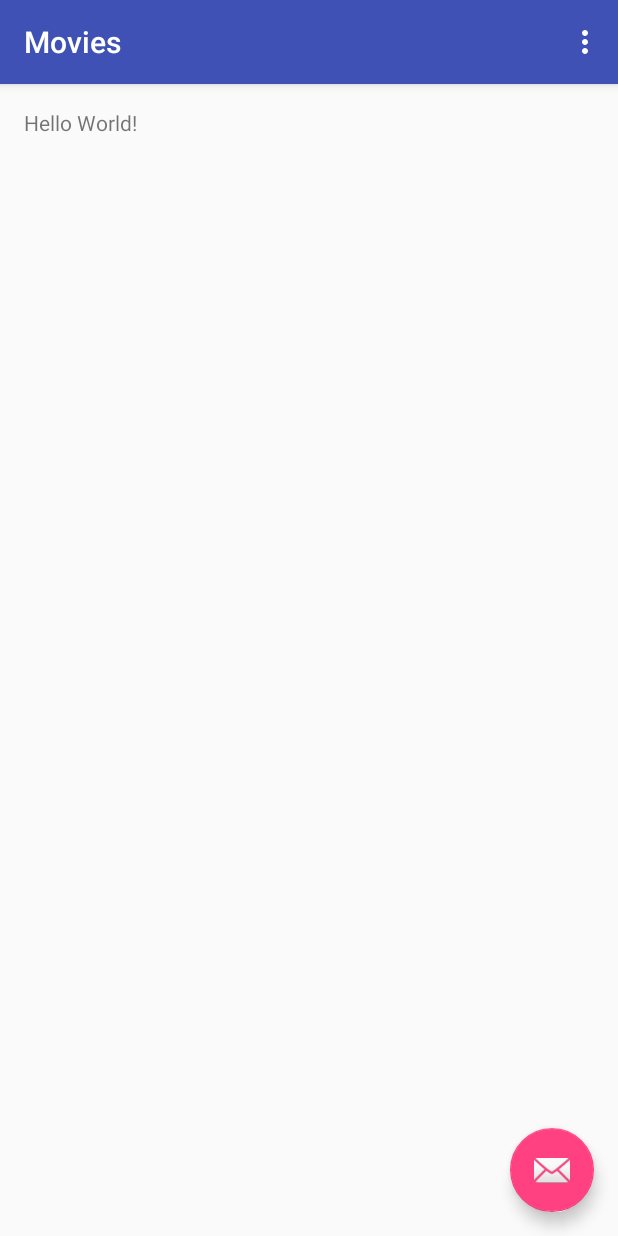
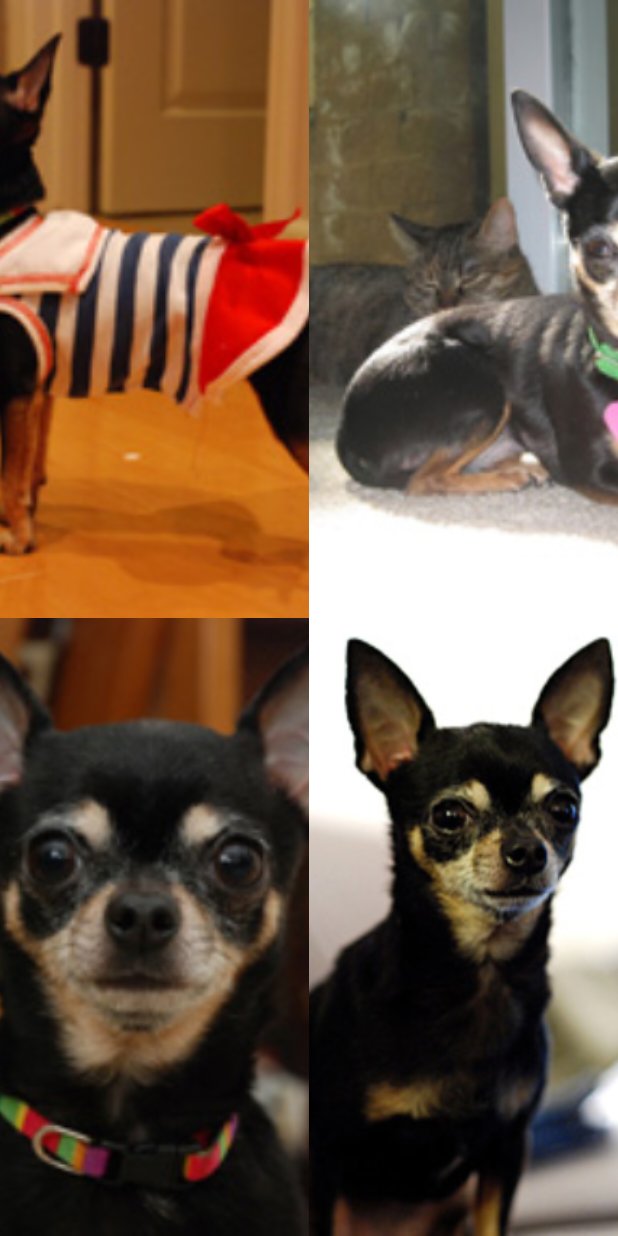
Before and after one commit to jmitchell38488/udacity-movie-app, an Android app: the screen it shows after launch (MainActivity), on a phone screen of 412 x 824 dp. Run offline under Robolectric (Android 15) with nearby library versions, the phone set to English and light mode, and no system bars.

Commit message:
Adding example code from the Android ImageLoading into GridView

```diff
--- a/app/src/main/AndroidManifest.xml
+++ b/app/src/main/AndroidManifest.xml
@@ -8,15 +8,17 @@
         android:label="@string/app_name"
         android:supportsRtl="true"
         android:theme="@style/AppTheme">
+
         <activity
             android:name=".MainActivity"
             android:label="@string/app_name"
             android:theme="@style/AppTheme.NoActionBar">
+
             <intent-filter>
                 <action android:name="android.intent.action.MAIN" />
-
                 <category android:name="android.intent.category.LAUNCHER" />
             </intent-filter>
+
         </activity>
     </application>
 
--- a/app/src/main/java/com/example/udacity/movies/MainActivity.java
+++ b/app/src/main/java/com/example/udacity/movies/MainActivity.java
@@ -8,6 +8,12 @@ import android.support.v7.widget.Toolbar;
 import android.view.View;
 import android.view.Menu;
 import android.view.MenuItem;
+import android.widget.AdapterView;
+import android.widget.GridView;
+import android.widget.Toast;
+
+import com.example.udacity.movies.adapter.ImageAdapter;
+import com.example.udacity.movies.fragment.MainFragment;
 
 public class MainActivity extends AppCompatActivity {
 
@@ -15,17 +21,14 @@ public class MainActivity extends AppCompatActivity {
     protected void onCreate(Bundle savedInstanceState) {
         super.onCreate(savedInstanceState);
         setContentView(R.layout.activity_main);
-        Toolbar toolbar = (Toolbar) findViewById(R.id.toolbar);
-        setSupportActionBar(toolbar);
 
-        FloatingActionButton fab = (FloatingActionButton) findViewById(R.id.fab);
-        fab.setOnClickListener(new View.OnClickListener() {
-            @Override
-            public void onClick(View view) {
-                Snackbar.make(view, "Replace with your own action", Snackbar.LENGTH_LONG)
-                        .setAction("Action", null).show();
-            }
-        });
+        // Add TODAY fragment to main
+        if (savedInstanceState == null) {
+            MainFragment fragment = new MainFragment();
+            getSupportFragmentManager().beginTransaction()
+                    .add(R.id.main_container, fragment)
+                    .commit();
+        }
     }
 
     @Override
--- a/app/src/main/java/com/example/udacity/movies/MainActivityFragment.java
+++ /dev/null
@@ -1,22 +0,0 @@
-package com.example.udacity.movies;
-
-import android.support.v4.app.Fragment;
-import android.os.Bundle;
-import android.view.LayoutInflater;
-import android.view.View;
-import android.view.ViewGroup;
-
-/**
- * A placeholder fragment containing a simple view.
- */
-public class MainActivityFragment extends Fragment {
-
-    public MainActivityFragment() {
-    }
-
-    @Override
-    public View onCreateView(LayoutInflater inflater, ViewGroup container,
-                             Bundle savedInstanceState) {
-        return inflater.inflate(R.layout.fragment_main, container, false);
-    }
-}
--- /dev/null
+++ b/app/src/main/java/com/example/udacity/movies/adapter/ImageAdapter.java
@@ -0,0 +1,78 @@
+package com.example.udacity.movies.adapter;
+
+import android.app.Activity;
+import android.content.Context;
+import android.util.DisplayMetrics;
+import android.view.View;
+import android.view.ViewGroup;
+import android.widget.BaseAdapter;
+import android.widget.GridView;
+import android.widget.ImageView;
+
+import com.example.udacity.movies.R;
+
+/**
+ * Created by justinmitchell on 7/11/2016.
+ */
+
+public class ImageAdapter extends BaseAdapter {
+
+    private Context mContext;
+
+    public ImageAdapter(Context c) {
+        mContext = c;
+    }
+
+    public int getCount() {
+        return mThumbIds.length;
+    }
+
+    public Object getItem(int position) {
+        return null;
+    }
+
+    public long getItemId(int position) {
+        return 0;
+    }
+
+    // create a new ImageView for each item referenced by the Adapter
+    public View getView(int position, View convertView, ViewGroup parent) {
+        // Load display metrics
+        DisplayMetrics displayMetrics = new DisplayMetrics();
+        ((Activity) mContext).getWindowManager()
+                .getDefaultDisplay()
+                .getMetrics(displayMetrics);
+
+        int width = displayMetrics.widthPixels / 2;
+        int height = displayMetrics.heightPixels / 2;
+
+        ImageView imageView;
+        if (convertView == null) {
+            // if it's not recycled, initialize some attributes
+            imageView = new ImageView(mContext);
+            imageView.setLayoutParams(new GridView.LayoutParams(width, height));
+            imageView.setScaleType(ImageView.ScaleType.CENTER_CROP);
+            //imageView.setPadding(8, 8, 8, 8);
+        } else {
+            imageView = (ImageView) convertView;
+        }
+
+        imageView.setImageResource(mThumbIds[position]);
+        return imageView;
+    }
+
+    // references to our images
+    private Integer[] mThumbIds = {
+            R.drawable.sample_2, R.drawable.sample_3,
+            R.drawable.sample_4, R.drawable.sample_5,
+            R.drawable.sample_6, R.drawable.sample_7,
+            R.drawable.sample_0, R.drawable.sample_1,
+            R.drawable.sample_2, R.drawable.sample_3,
+            R.drawable.sample_4, R.drawable.sample_5,
+            R.drawable.sample_6, R.drawable.sample_7,
+            R.drawable.sample_0, R.drawable.sample_1,
+            R.drawable.sample_2, R.drawable.sample_3,
+            R.drawable.sample_4, R.drawable.sample_5,
+            R.drawable.sample_6, R.drawable.sample_7
+    };
+}
--- /dev/null
+++ b/app/src/main/java/com/example/udacity/movies/fragment/MainFragment.java
@@ -0,0 +1,55 @@
+package com.example.udacity.movies.fragment;
+
+import android.support.v4.app.Fragment;
+import android.os.Bundle;
+import android.view.LayoutInflater;
+import android.view.View;
+import android.view.ViewGroup;
+import android.widget.AdapterView;
+import android.widget.GridView;
+import android.widget.Toast;
+
+import com.example.udacity.movies.R;
+import com.example.udacity.movies.adapter.ImageAdapter;
+
+/**
+ * A placeholder fragment containing a simple view.
+ */
+public class MainFragment extends Fragment {
+
+    private ImageAdapter mAdapter;
+
+    public MainFragment() {
+        // do nothing
+    }
+
+    @Override
+    public void onCreate(Bundle savedInstanceState) {
+        super.onCreate(savedInstanceState);
+        setHasOptionsMenu(false);
+
+        mAdapter = new ImageAdapter(getActivity());
+    }
+
+    @Override
+    public View onCreateView(LayoutInflater inflater, ViewGroup container, Bundle savedInstanceState) {
+        return inflater.inflate(R.layout.fragment_main, container, false);
+    }
+
+    @Override
+    public void onActivityCreated(Bundle savedInstanceState) {
+        super.onActivityCreated(savedInstanceState);
+
+        GridView gridview = (GridView) getActivity().findViewById(R.id.movies_grid);
+
+        ImageAdapter mAdapter = new ImageAdapter(getActivity());
+        gridview.setAdapter(mAdapter);
+
+        gridview.setOnItemClickListener(new AdapterView.OnItemClickListener() {
+            public void onItemClick(AdapterView<?> parent, View v, int position, long id) {
+                Toast.makeText(getActivity(), "" + position, Toast.LENGTH_SHORT).show();
+            }
+        });
+    }
+
+}
--- a/app/src/main/res/layout/activity_main.xml
+++ b/app/src/main/res/layout/activity_main.xml
@@ -1,34 +1,7 @@
-<?xml version="1.0" encoding="utf-8"?>
-<android.support.design.widget.CoordinatorLayout xmlns:android="http://schemas.android.com/apk/res/android"
-    xmlns:app="http://schemas.android.com/apk/res-auto"
+<FrameLayout xmlns:android="http://schemas.android.com/apk/res/android"
     xmlns:tools="http://schemas.android.com/tools"
+    android:id="@+id/main_container"
     android:layout_width="match_parent"
     android:layout_height="match_parent"
-    android:fitsSystemWindows="true"
-    tools:context="com.example.udacity.movies.MainActivity">
-
-    <android.support.design.widget.AppBarLayout
-        android:layout_width="match_parent"
-        android:layout_height="wrap_content"
-        android:theme="@style/AppTheme.AppBarOverlay">
-
-        <android.support.v7.widget.Toolbar
-            android:id="@+id/toolbar"
-            android:layout_width="match_parent"
-            android:layout_height="?attr/actionBarSize"
-            android:background="?attr/colorPrimary"
-            app:popupTheme="@style/AppTheme.PopupOverlay" />
-
-    </android.support.design.widget.AppBarLayout>
-
-    <include layout="@layout/content_main" />
-
-    <android.support.design.widget.FloatingActionButton
-        android:id="@+id/fab"
-        android:layout_width="wrap_content"
-        android:layout_height="wrap_content"
-        android:layout_gravity="bottom|end"
-        android:layout_margin="@dimen/fab_margin"
-        app:srcCompat="@android:drawable/ic_dialog_email" />
-
-</android.support.design.widget.CoordinatorLayout>
+    tools:context="com.example.udacity.movies.MainActivity"
+    tools:ignore="MergeRootFrame" />
--- a/app/src/main/res/layout/content_main.xml
+++ /dev/null
@@ -1,9 +0,0 @@
-<fragment xmlns:android="http://schemas.android.com/apk/res/android"
-    xmlns:app="http://schemas.android.com/apk/res-auto"
-    xmlns:tools="http://schemas.android.com/tools"
-    android:id="@+id/fragment"
-    android:name="com.example.udacity.movies.MainActivityFragment"
-    android:layout_width="match_parent"
-    android:layout_height="match_parent"
-    app:layout_behavior="@string/appbar_scrolling_view_behavior"
-    tools:layout="@layout/fragment_main" />
--- a/app/src/main/res/layout/fragment_main.xml
+++ b/app/src/main/res/layout/fragment_main.xml
@@ -1,19 +1,9 @@
 <?xml version="1.0" encoding="utf-8"?>
-<RelativeLayout xmlns:android="http://schemas.android.com/apk/res/android"
-    xmlns:tools="http://schemas.android.com/tools"
-    android:id="@+id/content_main"
+<GridView xmlns:android="http://schemas.android.com/apk/res/android"
+    android:id="@+id/movies_grid"
     android:layout_width="match_parent"
     android:layout_height="match_parent"
-    android:paddingBottom="@dimen/activity_vertical_margin"
-    android:paddingLeft="@dimen/activity_horizontal_margin"
-    android:paddingRight="@dimen/activity_horizontal_margin"
-    android:paddingTop="@dimen/activity_vertical_margin"
-    tools:context="com.example.udacity.movies.MainActivityFragment"
-    tools:showIn="@layout/activity_main">
-
-    <TextView
-        android:layout_width="wrap_content"
-        android:layout_height="wrap_content"
-        android:text="Hello World!" />
-
-</RelativeLayout>
+    android:numColumns="2"
+    android:stretchMode="columnWidth"
+    android:gravity="center"
+    />
```
Also changed, not shown: app/src/main/res/drawable/sample_0.jpg (added), app/src/main/res/drawable/sample_1.jpg (added), app/src/main/res/drawable/sample_2.jpg (added), app/src/main/res/drawable/sample_3.jpg (added), app/src/main/res/drawable/sample_4.jpg (added), app/src/main/res/drawable/sample_5.jpg (added), app/src/main/res/drawable/sample_6.jpg (added), app/src/main/res/drawable/sample_7.jpg (added), 1 other file.
